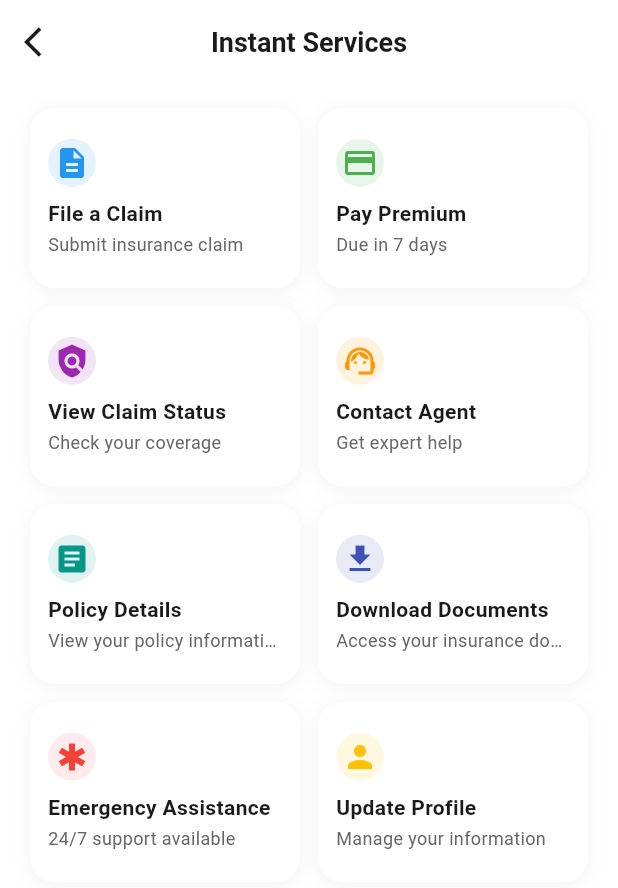
After one commit to shane-569/sofia_bank, a Flutter app: the AllQuickActionsPage screen opened directly, on a phone screen of 412 x 824 dp. The commit adds this screen. Shown: the top 888 px of the screen. Run offline on Flutter 3.47's test engine with Material 3 defaults, Android fonts, the phone set to English and light mode, and no system bars; our stand-ins replace connectivity_plus, dio, equatable, fl_chart, flutter_bloc, flutter_secure_storage and 4 more; accounts and stored records are empty; project files that could hold a hidden picture were left out.

Commit message:
fix: added insurance

```diff
--- a/sofia_bank/lib/core/constants/app_sizes.dart
+++ b/sofia_bank/lib/core/constants/app_sizes.dart
@@ -1,7 +1,7 @@
 class AppSizes {
   // Card Dimensions
   static const double cardHeight = 160.0;
-  static const double cardBorderRadius = 20.0;
+  static const double cardBorderRadius = 16.0;
   static const double cardMarginHorizontal = 20.0;
   static const double cardMarginVertical = 10.0;
   static const double cardPadding = 20.0;
@@ -68,4 +68,7 @@ class AppSizes {
   static const double sliderIndicatorHeight = 4.0;
   static const double sliderIndicatorActiveWidth = 24.0;
   static const double sliderIndicatorSpacing = 4.0;
+
+  // Border Radius
+  static const double chipBorderRadius = 20.0;
 }
--- a/sofia_bank/lib/core/routes/app_routes.dart
+++ b/sofia_bank/lib/core/routes/app_routes.dart
@@ -13,6 +13,7 @@ import 'package:sofia_bank/features/loans/presentation/pages/loan_form_page.dart
 import 'package:sofia_bank/features/loans/presentation/pages/loan_details_page.dart';
 import 'package:sofia_bank/features/statistics/presentation/pages/statistics_page.dart';
 import 'package:sofia_bank/features/insurance/presentation/pages/insurance_page.dart';
+import 'package:sofia_bank/features/insurance/presentation/pages/all_quick_actions_page.dart';
 
 class AppRoutes {
   static const String landing = '/';
@@ -28,6 +29,7 @@ class AppRoutes {
   static const String deposits = '/deposits';
   static const String userdeposits = '/userdeposits';
   static const String insurance = '/insurance';
+  static const String allQuickActions = '/insurance/quick-actions';
 
   static Map<String, Widget Function(BuildContext)> routes = {
     landing: (context) => const LandingPage(),
@@ -57,5 +59,6 @@ class AppRoutes {
     deposits: (context) => const DepositsPage(),
     userdeposits: (context) => const UserDepositsPage(),
     insurance: (context) => const InsurancePage(),
+    allQuickActions: (context) => const AllQuickActionsPage(),
   };
 }
--- /dev/null
+++ b/sofia_bank/lib/features/insurance/presentation/cubit/all_quick_actions_cubit.dart
@@ -0,0 +1,97 @@
+import 'package:flutter/material.dart';
+import 'package:flutter_bloc/flutter_bloc.dart';
+import '../../domain/entities/quick_action_entity.dart';
+import 'all_quick_actions_state.dart';
+
+class AllQuickActionsCubit extends Cubit<AllQuickActionsState> {
+  AllQuickActionsCubit() : super(const AllQuickActionsState());
+
+  Future<void> loadQuickActions() async {
+    emit(state.copyWith(status: AllQuickActionsStatus.loading));
+    try {
+      // TODO: Replace with actual API call
+      await Future.delayed(const Duration(seconds: 1));
+      final actions = [
+        QuickActionEntity(
+          id: '1',
+          title: 'File a Claim',
+          subtitle: 'Submit insurance claim',
+          icon: Icons.description,
+          backgroundColor: Colors.blue.shade50,
+          iconColor: Colors.blue,
+        ),
+        QuickActionEntity(
+          id: '2',
+          title: 'Pay Premium',
+          subtitle: 'Due in 7 days',
+          icon: Icons.payment,
+          backgroundColor: Colors.green.shade50,
+          iconColor: Colors.green,
+          amount: '\$249.99',
+        ),
+        QuickActionEntity(
+          id: '3',
+          title: 'View Claim Status',
+          subtitle: 'Check your coverage',
+          icon: Icons.policy,
+          backgroundColor: Colors.purple.shade50,
+          iconColor: Colors.purple,
+        ),
+        QuickActionEntity(
+          id: '4',
+          title: 'Contact Agent',
+          subtitle: 'Get expert help',
+          icon: Icons.support_agent,
+          backgroundColor: Colors.orange.shade50,
+          iconColor: Colors.orange,
+        ),
+        QuickActionEntity(
+          id: '5',
+          title: 'Policy Details',
+          subtitle: 'View your policy information',
+          icon: Icons.article,
+          backgroundColor: Colors.teal.shade50,
+          iconColor: Colors.teal,
+        ),
+        QuickActionEntity(
+          id: '6',
+          title: 'Download Documents',
+          subtitle: 'Access your insurance documents',
+          icon: Icons.file_download,
+          backgroundColor: Colors.indigo.shade50,
+          iconColor: Colors.indigo,
+        ),
+        QuickActionEntity(
+          id: '7',
+          title: 'Emergency Assistance',
+          subtitle: '24/7 support available',
+          icon: Icons.emergency,
+          backgroundColor: Colors.red.shade50,
+          iconColor: Colors.red,
+        ),
+        QuickActionEntity(
+          id: '8',
+          title: 'Update Profile',
+          subtitle: 'Manage your information',
+          icon: Icons.person,
+          backgroundColor: Colors.amber.shade50,
+          iconColor: Colors.amber,
+        ),
+      ];
+
+      emit(state.copyWith(
+        status: AllQuickActionsStatus.success,
+        actions: actions,
+      ));
+    } catch (e) {
+      emit(state.copyWith(
+        status: AllQuickActionsStatus.error,
+        errorMessage: e.toString(),
+      ));
+    }
+  }
+
+  void updateSelectedCategory(String category) {
+    emit(state.copyWith(selectedCategory: category));
+  }
+}
--- /dev/null
+++ b/sofia_bank/lib/features/insurance/presentation/cubit/all_quick_actions_state.dart
@@ -0,0 +1,40 @@
+import 'package:equatable/equatable.dart';
+import '../../domain/entities/quick_action_entity.dart';
+
+enum AllQuickActionsStatus { initial, loading, success, error }
+
+class AllQuickActionsState extends Equatable {
+  final AllQuickActionsStatus status;
+  final List<QuickActionEntity> actions;
+  final String? errorMessage;
+  final String selectedCategory;
+
+  const AllQuickActionsState({
+    this.status = AllQuickActionsStatus.initial,
+    this.actions = const [],
+    this.errorMessage,
+    this.selectedCategory = 'All',
+  });
+
+  AllQuickActionsState copyWith({
+    AllQuickActionsStatus? status,
+    List<QuickActionEntity>? actions,
+    String? errorMessage,
+    String? selectedCategory,
+  }) {
+    return AllQuickActionsState(
+      status: status ?? this.status,
+      actions: actions ?? this.actions,
+      errorMessage: errorMessage ?? this.errorMessage,
+      selectedCategory: selectedCategory ?? this.selectedCategory,
+    );
+  }
+
+  @override
+  List<Object?> get props => [
+        status,
+        actions,
+        errorMessage,
+        selectedCategory,
+      ];
+}
--- /dev/null
+++ b/sofia_bank/lib/features/insurance/presentation/pages/all_quick_actions_page.dart
@@ -0,0 +1,84 @@
+import 'package:flutter/material.dart';
+import 'package:flutter_bloc/flutter_bloc.dart';
+import 'package:sofia_bank/core/constants/app_sizes.dart';
+import 'package:sofia_bank/core/theme/app_colors.dart';
+import '../cubit/all_quick_actions_cubit.dart';
+import '../cubit/all_quick_actions_state.dart';
+
+import '../widgets/quick_action_grid_item.dart';
+import '../widgets/quick_action_item.dart';
+
+class AllQuickActionsPage extends StatelessWidget {
+  const AllQuickActionsPage({super.key});
+
+  @override
+  Widget build(BuildContext context) {
+    return BlocProvider(
+      create: (_) => AllQuickActionsCubit()..loadQuickActions(),
+      child: Scaffold(
+        backgroundColor: AppColors.background,
+        appBar: AppBar(
+          backgroundColor: Colors.transparent,
+          elevation: 0,
+          leading: IconButton(
+            icon: const Icon(Icons.arrow_back_ios, color: AppColors.text),
+            onPressed: () => Navigator.pop(context),
+          ),
+          title: const Text(
+            'Instant Services',
+            style: TextStyle(
+              color: AppColors.text,
+              fontSize: AppSizes.textXL,
+              fontWeight: FontWeight.w600,
+            ),
+          ),
+          centerTitle: true,
+        ),
+        body: SafeArea(
+          child: BlocBuilder<AllQuickActionsCubit, AllQuickActionsState>(
+            builder: (context, state) {
+              if (state.status == AllQuickActionsStatus.loading) {
+                return const Center(child: CircularProgressIndicator());
+              }
+
+              if (state.status == AllQuickActionsStatus.error) {
+                return Center(
+                  child: Text(
+                    state.errorMessage ?? 'An error occurred',
+                    style: const TextStyle(color: AppColors.error),
+                  ),
+                );
+              }
+
+              return Column(
+                crossAxisAlignment: CrossAxisAlignment.start,
+                children: [
+                  const SizedBox(height: AppSizes.spacingXL),
+                  Expanded(
+                    child: GridView.builder(
+                      padding: const EdgeInsets.symmetric(
+                        horizontal: AppSizes.spacing2XL,
+                      ),
+                      gridDelegate:
+                          const SliverGridDelegateWithFixedCrossAxisCount(
+                        crossAxisCount: 2,
+                        mainAxisSpacing: AppSizes.spacingLG,
+                        crossAxisSpacing: AppSizes.spacingLG,
+                        childAspectRatio: 1.5,
+                      ),
+                      itemCount: state.actions.length,
+                      itemBuilder: (context, index) {
+                        final action = state.actions[index];
+                        return QuickActionGridItem(action: action);
+                      },
+                    ),
+                  ),
+                ],
+              );
+            },
+          ),
+        ),
+      ),
+    );
+  }
+}
--- /dev/null
+++ b/sofia_bank/lib/features/insurance/presentation/widgets/quick_action_grid_item.dart
@@ -0,0 +1,82 @@
+import 'package:flutter/material.dart';
+import 'package:sofia_bank/core/constants/app_sizes.dart';
+import 'package:sofia_bank/core/theme/app_colors.dart';
+import '../../domain/entities/quick_action_entity.dart';
+
+class QuickActionGridItem extends StatelessWidget {
+  final QuickActionEntity action;
+
+  const QuickActionGridItem({
+    super.key,
+    required this.action,
+  });
+
+  @override
+  Widget build(BuildContext context) {
+    return Container(
+      decoration: BoxDecoration(
+        color: Colors.white,
+        borderRadius: BorderRadius.circular(AppSizes.cardBorderRadius),
+        boxShadow: [
+          BoxShadow(
+            color: AppColors.shadow.withOpacity(0.05),
+            blurRadius: 10,
+            offset: const Offset(0, 2),
+          ),
+        ],
+      ),
+      child: Material(
+        color: Colors.transparent,
+        child: InkWell(
+          onTap: () {
+            // TODO: Handle action tap
+          },
+          borderRadius: BorderRadius.circular(AppSizes.cardBorderRadius),
+          child: Padding(
+            padding: const EdgeInsets.all(AppSizes.spacingLG),
+            child: Column(
+              crossAxisAlignment: CrossAxisAlignment.start,
+              mainAxisAlignment: MainAxisAlignment.center,
+              children: [
+                Container(
+                  padding: const EdgeInsets.all(AppSizes.spacingSM),
+                  decoration: BoxDecoration(
+                    color: action.backgroundColor,
+                    borderRadius:
+                        BorderRadius.circular(AppSizes.cardBorderRadius),
+                  ),
+                  child: Icon(
+                    action.icon,
+                    color: action.iconColor,
+                    size: AppSizes.iconMD,
+                  ),
+                ),
+                const SizedBox(height: AppSizes.spacingMD),
+                Text(
+                  action.title,
+                  style: const TextStyle(
+                    color: AppColors.text,
+                    fontSize: AppSizes.textMD,
+                    fontWeight: FontWeight.w600,
+                  ),
+                  maxLines: 1,
+                  overflow: TextOverflow.ellipsis,
+                ),
+                const SizedBox(height: AppSizes.spacingXS),
+                Text(
+                  action.subtitle,
+                  style: const TextStyle(
+                    color: AppColors.textSecondary,
+                    fontSize: AppSizes.textSM,
+                  ),
+                  maxLines: 1,
+                  overflow: TextOverflow.ellipsis,
+                ),
+              ],
+            ),
+          ),
+        ),
+      ),
+    );
+  }
+}
--- a/sofia_bank/lib/features/insurance/presentation/widgets/quick_actions_section.dart
+++ b/sofia_bank/lib/features/insurance/presentation/widgets/quick_actions_section.dart
@@ -1,6 +1,7 @@
 import 'package:flutter/material.dart';
 import 'package:sofia_bank/core/constants/app_sizes.dart';
 import 'package:sofia_bank/core/theme/app_colors.dart';
+import '../../../../core/routes/app_routes.dart';
 import '../../domain/entities/quick_action_entity.dart';
 import 'quick_action_item.dart';
 
@@ -35,7 +36,7 @@ class QuickActionsSection extends StatelessWidget {
               ),
               TextButton(
                 onPressed: () {
-                  // TODO: Navigate to all actions
+                  Navigator.pushNamed(context, AppRoutes.allQuickActions);
                 },
                 child: const Text(
                   'See All',
```
